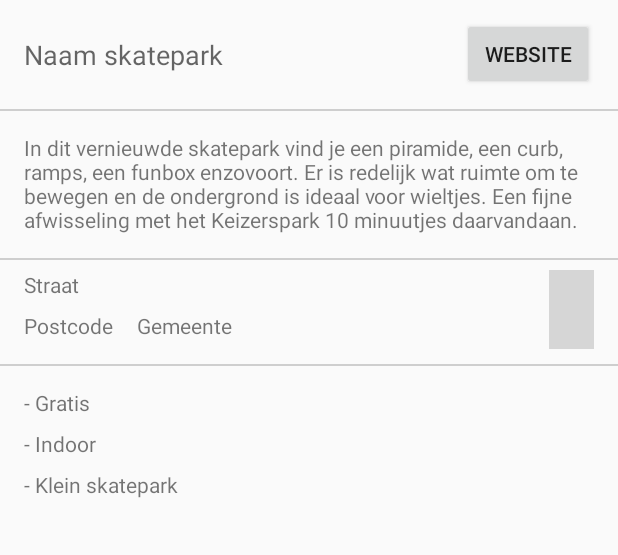
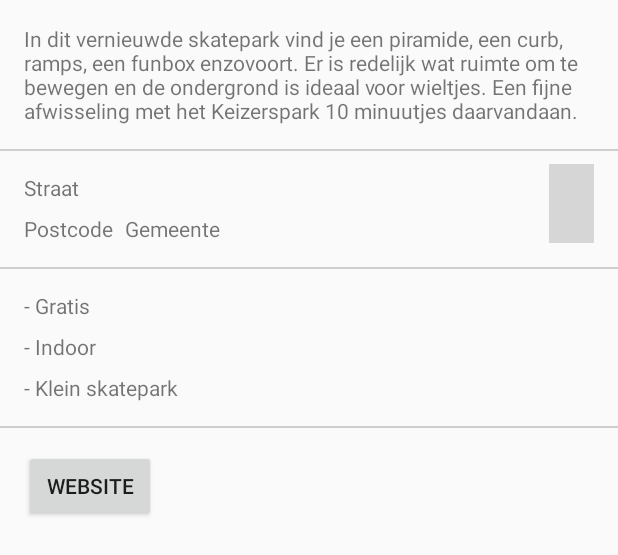
Before and after one commit to JonathanHouck/2NMCT_project2015_houck_jonathan, an Android app: the layout fragment_skatepark_detail.xml on its own in the app's theme, with its tools: preview values and no code run, on a phone screen of 412 x 824 dp. Shown: the top 555 px of the screen. Run offline under Robolectric (Android 15) with nearby library versions, the phone set to English and light mode, and no system bars; grey boxes are pictures that could not be loaded.

Commit message:
detail skatepark (enkel verticaal scherm)

```diff
--- a/app/src/main/res/layout/fragment_skatepark_detail.xml
+++ b/app/src/main/res/layout/fragment_skatepark_detail.xml
@@ -6,40 +6,8 @@
     <TextView
         android:layout_width="wrap_content"
         android:layout_height="wrap_content"
-        android:textAppearance="?android:attr/textAppearanceMedium"
-        android:text="@string/name_skatepark"
-        android:id="@+id/textView_name_detail"
-        android:layout_alignParentTop="true"
-        android:layout_alignParentStart="true"
-        android:paddingTop="24dp"
-        android:paddingBottom="24dp"
-        android:paddingStart="16dp"
-        android:paddingEnd="16dp"
-        />
-
-    <Button
-        android:layout_width="wrap_content"
-        android:layout_height="wrap_content"
-        android:text="@string/website"
-        android:id="@+id/button_website"
-        android:layout_alignParentEnd="true"
-        android:layout_marginEnd="16dp"
-        android:layout_marginTop="12dp"
-        />
-
-    <View
-        android:layout_below="@+id/textView_name_detail"
-        android:layout_width="fill_parent"
-        android:layout_height="1dp"
-        android:background="#cecece"
-        android:id="@+id/textView2" />
-
-    <TextView
-        android:layout_width="wrap_content"
-        android:layout_height="wrap_content"
         android:text="@string/description"
         android:id="@+id/textView_description"
-        android:layout_below="@+id/textView_name_detail"
         android:layout_alignParentStart="true"
         android:layout_alignParentEnd="true"
         android:layout_marginTop="16dp"
@@ -61,7 +29,7 @@
         android:text="@string/Straat"
         android:id="@+id/textView_street_detail"
         android:layout_alignParentStart="true"
-        android:layout_marginTop="8dp"
+        android:layout_marginTop="16dp"
         android:paddingStart="16dp"
         android:paddingEnd="16dp"
         android:layout_below="@+id/textView_description"
@@ -77,7 +45,7 @@
         android:layout_marginTop="8dp"
         android:layout_marginBottom="16dp"
         android:paddingStart="16dp"
-        android:paddingEnd="16dp"
+        android:paddingEnd="8dp"
         />
 
     <TextView
@@ -96,7 +64,7 @@
         android:id="@+id/button_layout"
         android:layout_width="wrap_content"
         android:layout_height="wrap_content"
-        android:paddingTop="8dp"
+        android:paddingTop="10dp"
         android:paddingBottom="8dp"
         android:paddingLeft="16dp"
         android:paddingRight="16dp"
@@ -112,7 +80,6 @@
             android:clickable="false"
             android:focusable="false"
             />
-
     </FrameLayout>
 
     <View
@@ -158,4 +125,22 @@
         android:paddingStart="16dp"
         android:paddingEnd="16dp"
         />
+
+    <View
+        android:layout_below="@+id/textView_capacity_detail"
+        android:layout_width="fill_parent"
+        android:layout_height="1dp"
+        android:background="#cecece"
+        android:id="@+id/textView2" />
+
+    <Button
+        android:layout_width="wrap_content"
+        android:layout_height="wrap_content"
+        android:text="@string/website"
+        android:id="@+id/button_website"
+        android:layout_below="@+id/textView_capacity_detail"
+        android:layout_marginStart="16dp"
+        android:layout_marginEnd="16dp"
+        android:layout_marginTop="16dp"
+        />
 </RelativeLayout>
--- a/app/src/main/res/layout/fragment_skatepark_on_map.xml
+++ b/app/src/main/res/layout/fragment_skatepark_on_map.xml
@@ -7,6 +7,7 @@
         android:name="com.google.android.gms.maps.MapFragment"
         android:id="@+id/map"
         android:layout_width="match_parent"
-        android:layout_height="match_parent"/>
+        android:layout_height="match_parent"
+        android:clickable="true"/>
 
 </FrameLayout>
--- a/app/src/main/res/values/strings.xml
+++ b/app/src/main/res/values/strings.xml
@@ -24,7 +24,7 @@
     <!--http://www.androidhive.info/2013/11/android-sliding-menu-using-navigation-drawer/-->
     <string-array name="title_fragments">
         <item>Skateparks</item>
-        <item>Map</item>
-        <item>Detail</item>
+        <item>Map:</item>
+        <item>Detail:</item>
     </string-array>
 </resources>
```
Also changed, not shown: app/src/main/java/be/howest/nmct/skateparknavigator/MainActivity.java (+5 -5 lines), app/src/main/java/be/howest/nmct/skateparknavigator/MapSkateparkFragment.java (+16 -11 lines), app/src/main/java/be/howest/nmct/skateparknavigator/SkateparkDetailFragment.java (+47 -14 lines), app/src/main/java/be/howest/nmct/skateparknavigator/SkateparksFragment.java (+3 -16 lines).
